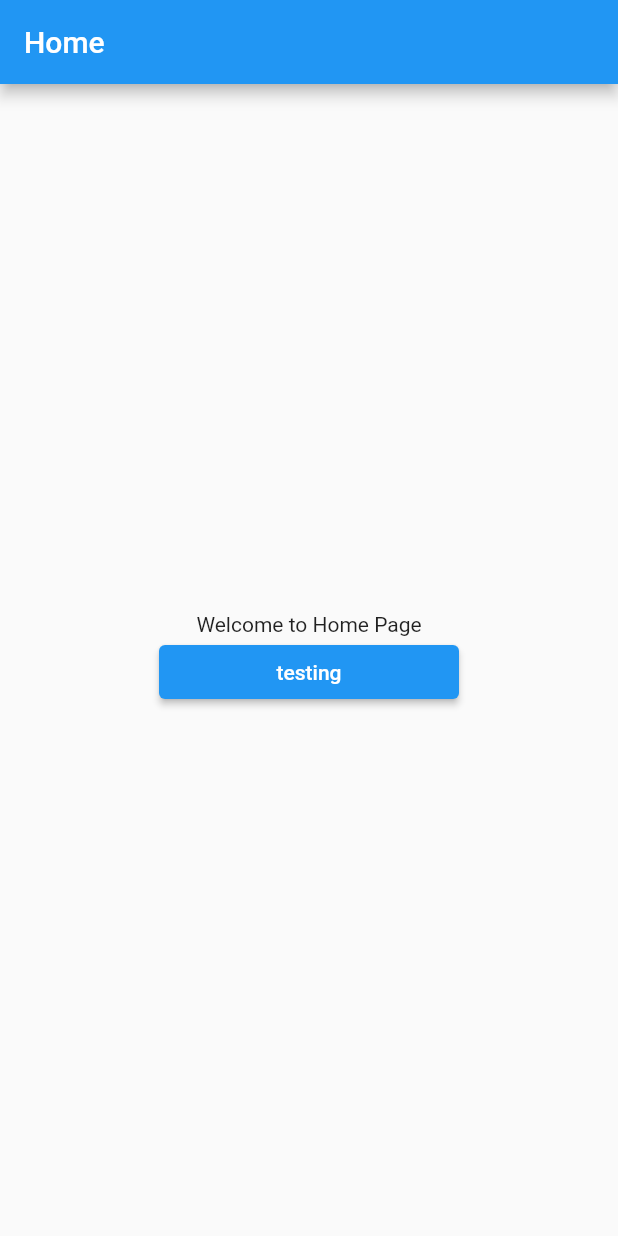
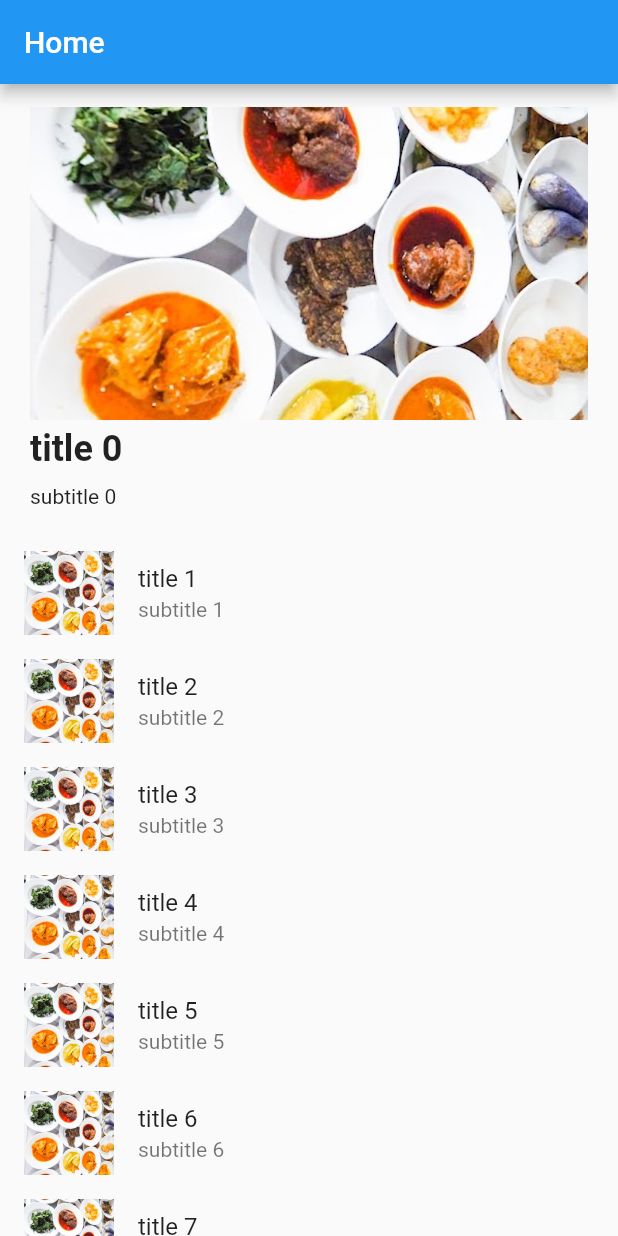
Before and after one commit to CumiTerbang/MyRecipeCollections, a Flutter app: the screen it shows after launch, after a tap on "Get Started", on a phone screen of 412 x 824 dp. Run offline on Flutter 3.47's test engine with Material 2 defaults, Android fonts, the phone set to English and light mode, and no system bars; our stand-ins replace double_back_to_close_app.

Commit message:
update Home Page ListView

```diff
--- a/lib/home_page.dart
+++ /dev/null
@@ -1,50 +0,0 @@
-import 'package:double_back_to_close_app/double_back_to_close_app.dart';
-import 'package:flutter/material.dart';
-
-import 'MyCustomWidgets.dart';
-
-class HomePage extends StatelessWidget {
-
-  ConstrainedBox buildButtonComingSoon(
-      BuildContext context, String label, String msg) {
-    return ConstrainedBox(
-      constraints: BoxConstraints.tightFor(width: 200),
-      child: ElevatedButton(
-          child: Text(label),
-          onPressed: () {
-            SnackBar snackBar = SnackBar(
-              content: Text(msg),
-            );
-            ScaffoldMessenger.of(context).showSnackBar(snackBar);
-          }),
-    );
-  }
-
-  Widget buildBodyContent(BuildContext context) {
-    return Center(
-      child: Column(
-        mainAxisAlignment: MainAxisAlignment.center,
-        children: [
-          Text("Welcome to Home Page", style: TextStyle(fontSize: 14.0)),
-          Custom_ButtonComingSoon(label: "testing", msg: "test msg")
-        ],
-      ),
-    );
-  }
-
-  @override
-  Widget build(BuildContext context) {
-    return Scaffold(
-      appBar: AppBar(
-        title: Text("Home"),
-      ),
-      body: DoubleBackToCloseApp(
-        snackBar: const SnackBar(
-          content: Text('Tap back again to leave'),
-        ),
-        child: buildBodyContent(context),
-      ),
-    );
-  }
-
-}
--- /dev/null
+++ b/lib/homepage/home_listtile.dart
@@ -0,0 +1,59 @@
+import 'package:flutter/material.dart';
+import 'package:my_recipe_collections/homepage/recipe_data.dart';
+
+class home_listtile extends StatelessWidget {
+  final RecipeData item;
+
+  home_listtile(this.item);
+
+  Widget _verticalTile(BuildContext context, RecipeData item) {
+    return InkWell(
+      onTap: () {
+        SnackBar snackBar = SnackBar(
+          content: Text(item.title + " clicked"),
+        );
+        ScaffoldMessenger.of(context).showSnackBar(snackBar);
+      },
+      child: Container(
+        padding: EdgeInsets.fromLTRB(10.0, 5.0, 10.0, 5.0),
+        margin: EdgeInsets.all(10.0),
+        child: Column(
+          crossAxisAlignment: CrossAxisAlignment.stretch,
+          mainAxisAlignment: MainAxisAlignment.spaceBetween,
+          children: <Widget>[
+            _thumbnail(item),
+            _title(item.title,
+                TextStyle(fontSize: 24.0, fontWeight: FontWeight.bold)),
+            _title(item.subtitle, TextStyle(fontSize: 14.0))
+          ],
+        ),
+      ),
+    );
+  }
+
+  Widget _thumbnail(RecipeData item) {
+    return AspectRatio(
+      aspectRatio: 16 / 9,
+      child: Container(
+          child: Image.asset(
+        item.imageurl,
+        fit: BoxFit.cover,
+      )),
+    );
+  }
+
+  Widget _title(String text, TextStyle style) {
+    return Container(
+      padding: EdgeInsets.fromLTRB(0, 5.0, 0, 5.0),
+      child: Text(
+        text,
+        style: style,
+      ),
+    );
+  }
+
+  @override
+  Widget build(BuildContext context) {
+    return _verticalTile(context, item);
+  }
+}
--- /dev/null
+++ b/lib/homepage/home_page.dart
@@ -0,0 +1,77 @@
+import 'package:double_back_to_close_app/double_back_to_close_app.dart';
+import 'package:flutter/material.dart';
+import 'package:my_recipe_collections/homepage/home_listtile.dart';
+import 'package:my_recipe_collections/homepage/recipe_data.dart';
+
+class HomePage extends StatelessWidget {
+  ConstrainedBox buildButtonComingSoon(
+      BuildContext context, String label, String msg) {
+    return ConstrainedBox(
+      constraints: BoxConstraints.tightFor(width: 200),
+      child: ElevatedButton(
+          child: Text(label),
+          onPressed: () {
+            SnackBar snackBar = SnackBar(
+              content: Text(msg),
+            );
+            ScaffoldMessenger.of(context).showSnackBar(snackBar);
+          }),
+    );
+  }
+
+  Container imageBox(String imgsrc) {
+    return Container(
+        width: 60.0,
+        height: 60.0,
+        decoration: BoxDecoration(
+            shape: BoxShape.rectangle,
+            image:
+                DecorationImage(fit: BoxFit.cover, image: AssetImage(imgsrc))));
+  }
+
+  Widget buildBodyContent(BuildContext context) {
+
+    List<RecipeData> items = List<RecipeData>
+        .generate(20, (i) =>
+        RecipeData("title ${i}", "subtitle ${i}", "assets/background.jpg"));
+
+    return ListView.builder(
+      itemCount: items.length,
+      itemBuilder: (context, index) {
+        if (index == 0) {
+          return home_listtile(items[index]);
+        }else{
+          return _listTile(context, items[index]);
+        }
+      },
+    );
+  }
+
+  Widget _listTile(BuildContext context, RecipeData item) {
+    return ListTile(
+        leading: imageBox("assets/background.jpg"),
+        title: Text(item.title),
+        subtitle: Text(item.subtitle),
+        onTap: () {
+          SnackBar snackBar = SnackBar(
+            content: Text(item.title + " clicked"),
+          );
+          ScaffoldMessenger.of(context).showSnackBar(snackBar);
+        });
+  }
+
+  @override
+  Widget build(BuildContext context) {
+    return Scaffold(
+      appBar: AppBar(
+        title: Text("Home"),
+      ),
+      body: DoubleBackToCloseApp(
+        snackBar: const SnackBar(
+          content: Text('Tap back again to leave'),
+        ),
+        child: buildBodyContent(context),
+      ),
+    );
+  }
+}
--- /dev/null
+++ b/lib/homepage/recipe_data.dart
@@ -0,0 +1,7 @@
+class RecipeData {
+  RecipeData(this.title, this.subtitle, this.imageurl);
+
+  String title = "";
+  String subtitle = "";
+  String imageurl = "";
+}
--- a/lib/titlescreen_page.dart
+++ b/lib/titlescreen_page.dart
@@ -2,17 +2,17 @@ import 'package:double_back_to_close_app/double_back_to_close_app.dart';
 import 'package:flutter/material.dart';
 import 'package:flutter/rendering.dart';
 import 'package:my_recipe_collections/about_page.dart';
-import 'package:my_recipe_collections/home_page.dart';
+import 'package:my_recipe_collections/homepage/home_page.dart';
 
 class TitleScreenPage extends StatelessWidget {
   Container imageBox(String imgsrc) {
     return Container(
         width: 200.0,
         height: 200.0,
-        decoration: new BoxDecoration(
+        decoration: BoxDecoration(
             shape: BoxShape.rectangle,
-            image: new DecorationImage(
-                fit: BoxFit.fill, image: new AssetImage(imgsrc))));
+            image: DecorationImage(
+                fit: BoxFit.fill, image: AssetImage(imgsrc))));
   }
 
   ConstrainedBox buildButtonNextPage(
```
